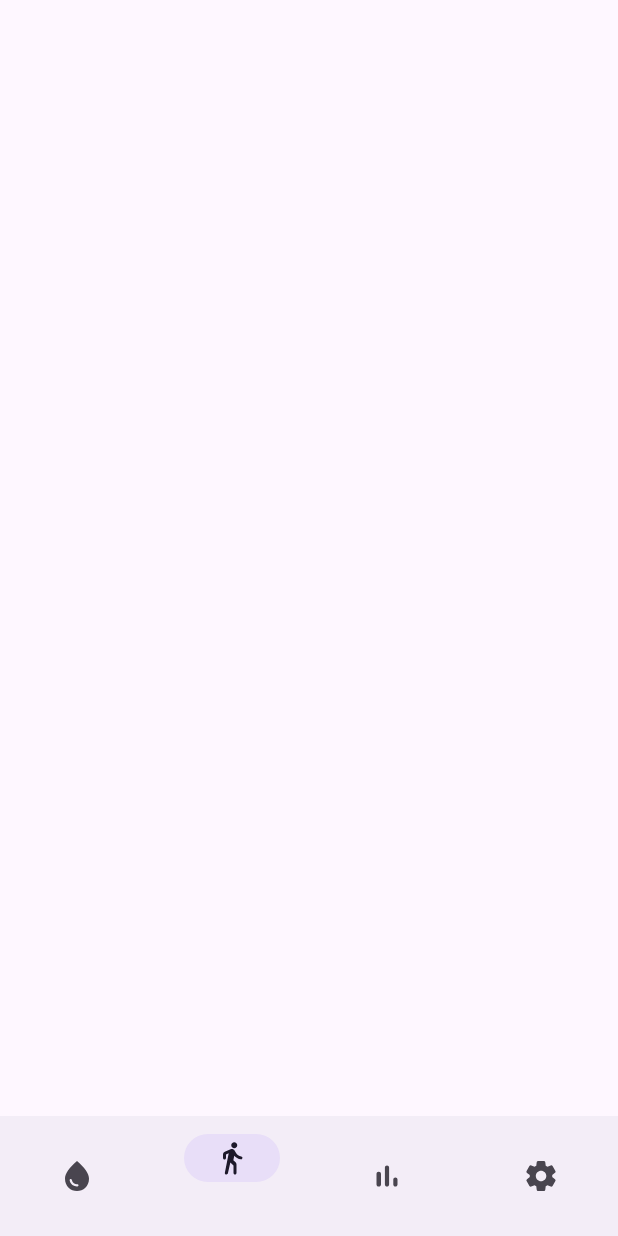
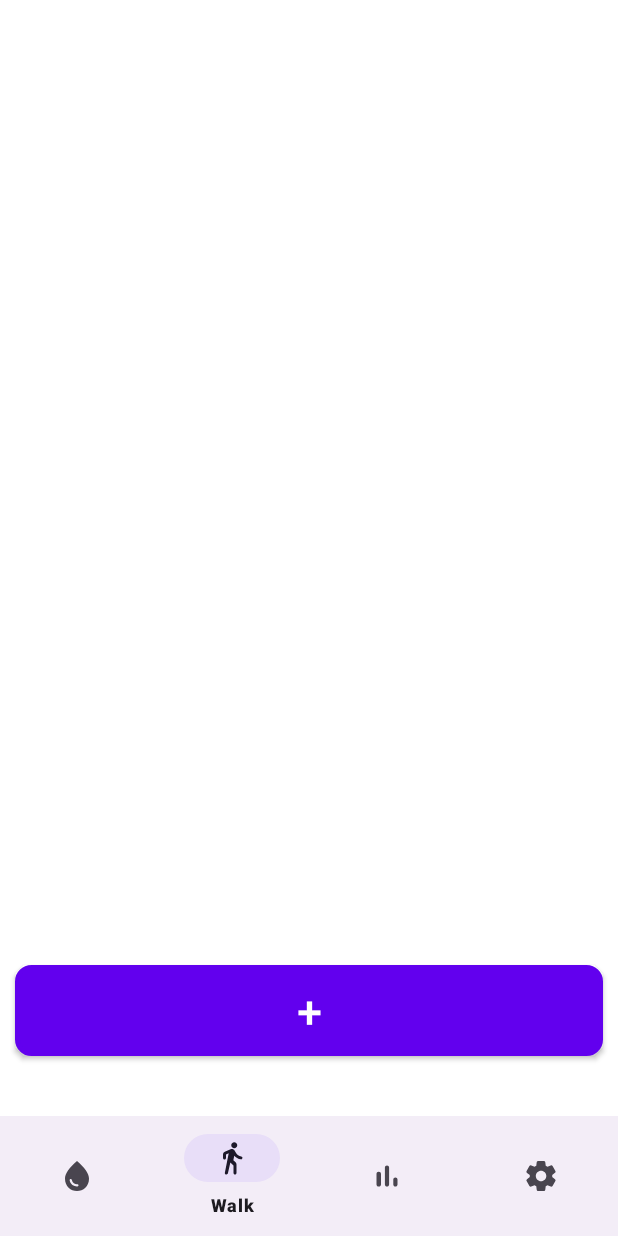
Before and after one commit to Q5dis/S2water, an Android app: the screen it shows after launch (MainActivity), item 2 of the bottom bar chosen, on a phone screen of 412 x 824 dp. Run offline under Robolectric (Android 15) with nearby library versions, the light colour scheme and no system bars.

Commit message:
third commit - bottom nav error fixed - add button on walk page

```diff
--- a/app/build.gradle.kts
+++ b/app/build.gradle.kts
@@ -40,7 +40,7 @@
 
 
 dependencies {
-
+    implementation("com.google.android.material:material:1.9.0")
     implementation(libs.appcompat)
     implementation(libs.material)
     implementation(libs.activity)
--- a/app/src/main/AndroidManifest.xml
+++ b/app/src/main/AndroidManifest.xml
@@ -1,8 +1,11 @@
 <?xml version="1.0" encoding="utf-8"?>
 <manifest xmlns:android="http://schemas.android.com/apk/res/android"
     xmlns:tools="http://schemas.android.com/tools">
+    <!-- android:theme="@style/Theme.S2water__BW" -->
+    <uses-permission android:name="android.permission.ACTIVITY_RECOGNITION"/>
 
     <application
+        android:theme="@style/Theme.S2water__BW"
         android:allowBackup="true"
         android:dataExtractionRules="@xml/data_extraction_rules"
         android:fullBackupContent="@xml/backup_rules"
@@ -10,8 +13,8 @@
         android:label="@string/app_name"
         android:roundIcon="@mipmap/ic_launcher_round"
         android:supportsRtl="true"
-        android:theme="@style/Theme.S2water__BW"
-        tools:targetApi="31">
+        tools:targetApi="31"
+        >
         <activity
             android:name=".MainActivity"
             android:exported="true">
--- a/app/src/main/java/com/olcp2/s2water__bw/HomeFragment.java
+++ b/app/src/main/java/com/olcp2/s2water__bw/HomeFragment.java
@@ -1,7 +1,16 @@
 package com.olcp2.s2water__bw;
 
+import android.os.Bundle;
+import android.view.LayoutInflater;
+import android.view.View;
+import android.view.ViewGroup;
 import androidx.fragment.app.Fragment;
 
 public class HomeFragment extends Fragment {
-    // 프래그먼트 구현
+
+    @Override
+    public View onCreateView(LayoutInflater inflater, ViewGroup container, Bundle savedInstanceState) {
+        // Inflate the layout for this fragment
+        return inflater.inflate(R.layout.fragment_home, container, false);
+    }
 }
--- a/app/src/main/java/com/olcp2/s2water__bw/MainActivity.java
+++ b/app/src/main/java/com/olcp2/s2water__bw/MainActivity.java
@@ -1,22 +1,16 @@
 package com.olcp2.s2water__bw;
 
 import android.os.Bundle;
-
-import androidx.activity.EdgeToEdge;
 import androidx.appcompat.app.AppCompatActivity;
-import androidx.core.graphics.Insets;
-import androidx.core.view.ViewCompat;
-import androidx.core.view.WindowInsetsCompat;
 import androidx.fragment.app.Fragment;
 import androidx.fragment.app.FragmentManager;
 import androidx.fragment.app.FragmentTransaction;
+import com.google.android.material.bottomnavigation.BottomNavigationView;
 import com.olcp2.s2water__bw.databinding.ActivityMainBinding;
-
 
 public class MainActivity extends AppCompatActivity {
 
-    ActivityMainBinding binding;
-
+    private ActivityMainBinding binding;
 
     @Override
     protected void onCreate(Bundle savedInstanceState) {
@@ -24,23 +18,28 @@
         binding = ActivityMainBinding.inflate(getLayoutInflater());
         setContentView(binding.getRoot());
 
-        replaceFragment(new HomeFragment());
+        // Set the default fragment
+        if (savedInstanceState == null) {
+            replaceFragment(new HomeFragment());
+        }
 
-        binding.bottomNavigationView.setOnItemReselectedListener(item -> {
-
-            switch (item.getItemId()){
+        // Set up BottomNavigationView listener
+        binding.bottomNavigationView.setOnItemSelectedListener(item -> {
+            switch (item.getItemId()) {
                 case R.id.home:
                     replaceFragment(new HomeFragment());
-                    break;
+                    return true;
                 case R.id.walk:
                     replaceFragment(new WalkFragment());
-                    break;
+                    return true;
                 case R.id.stats:
                     replaceFragment(new StatsFragment());
-                    break;
+                    return true;
                 case R.id.setting:
                     replaceFragment(new SettingFragment());
-                    break;
+                    return true;
+                default:
+                    return false;
             }
         });
     }
@@ -51,5 +50,4 @@
         fragmentTransaction.replace(R.id.frame_layout, fragment);
         fragmentTransaction.commit();
     }
-
 }
--- a/app/src/main/java/com/olcp2/s2water__bw/SettingFragment.java
+++ b/app/src/main/java/com/olcp2/s2water__bw/SettingFragment.java
@@ -1,7 +1,16 @@
 package com.olcp2.s2water__bw;
 
+import android.os.Bundle;
+import android.view.LayoutInflater;
+import android.view.View;
+import android.view.ViewGroup;
 import androidx.fragment.app.Fragment;
 
 public class SettingFragment extends Fragment {
-    // 프래그먼트 구현
+
+    @Override
+    public View onCreateView(LayoutInflater inflater, ViewGroup container, Bundle savedInstanceState) {
+        // Inflate the layout for this fragment
+        return inflater.inflate(R.layout.fragment_setting, container, false);
+    }
 }
--- a/app/src/main/java/com/olcp2/s2water__bw/StatsFragment.java
+++ b/app/src/main/java/com/olcp2/s2water__bw/StatsFragment.java
@@ -1,7 +1,16 @@
 package com.olcp2.s2water__bw;
 
+import android.os.Bundle;
+import android.view.LayoutInflater;
+import android.view.View;
+import android.view.ViewGroup;
 import androidx.fragment.app.Fragment;
 
 public class StatsFragment extends Fragment {
-    // 프래그먼트 구현
+
+    @Override
+    public View onCreateView(LayoutInflater inflater, ViewGroup container, Bundle savedInstanceState) {
+        // Inflate the layout for this fragment
+        return inflater.inflate(R.layout.fragment_stats, container, false);
+    }
 }
--- a/app/src/main/java/com/olcp2/s2water__bw/WalkFragment.java
+++ b/app/src/main/java/com/olcp2/s2water__bw/WalkFragment.java
@@ -1,7 +1,16 @@
 package com.olcp2.s2water__bw;
 
+import android.os.Bundle;
+import android.view.LayoutInflater;
+import android.view.View;
+import android.view.ViewGroup;
 import androidx.fragment.app.Fragment;
 
 public class WalkFragment extends Fragment {
-    // 프래그먼트 구현
+
+    @Override
+    public View onCreateView(LayoutInflater inflater, ViewGroup container, Bundle savedInstanceState) {
+        // Inflate the layout for this fragment
+        return inflater.inflate(R.layout.fragment_walk, container, false);
+    }
 }
--- /dev/null
+++ b/app/src/main/java/com/olcp2/s2water__bw/Walk_Step.java
@@ -0,0 +1,7 @@
+package com.olcp2.s2water__bw;
+
+import androidx.fragment.app.Fragment;
+
+public class Walk_Step extends Fragment {
+    // 프래그먼트 구현
+}
--- /dev/null
+++ b/app/src/main/res/drawable/wide_button.xml
@@ -0,0 +1,8 @@
+<?xml version="1.0" encoding="utf-8"?>
+<shape android:shape="rectangle"
+    xmlns:android="http://schemas.android.com/apk/res/android">
+    <solid android:color="#ffffff"/>
+    <corners android:radius="9dp"/>
+    <stroke android:color="#2643ff"/>
+    <stroke android:width="3dp"/>
+</shape>
--- a/app/src/main/res/layout/activity_main.xml
+++ b/app/src/main/res/layout/activity_main.xml
@@ -1,4 +1,3 @@
-<?xml version="1.0" encoding="utf-8"?>
 <androidx.constraintlayout.widget.ConstraintLayout xmlns:android="http://schemas.android.com/apk/res/android"
     xmlns:app="http://schemas.android.com/apk/res-auto"
     xmlns:tools="http://schemas.android.com/tools"
@@ -14,17 +13,13 @@
         app:layout_constraintBottom_toTopOf="@+id/bottomNavigationView"
         app:layout_constraintEnd_toEndOf="parent"
         app:layout_constraintStart_toStartOf="parent"
-        app:layout_constraintTop_toTopOf="parent">
-
-    </FrameLayout>
+        app:layout_constraintTop_toTopOf="parent" />
 
     <com.google.android.material.bottomnavigation.BottomNavigationView
         android:id="@+id/bottomNavigationView"
         android:layout_width="match_parent"
         android:layout_height="wrap_content"
         app:layout_constraintBottom_toBottomOf="parent"
-        app:layout_constraintEnd_toEndOf="parent"
-        app:layout_constraintStart_toStartOf="parent"
-        app:menu="@menu/bottom_nav_menu"/>
+        app:menu="@menu/bottom_nav_menu" />
 
 </androidx.constraintlayout.widget.ConstraintLayout>
--- a/app/src/main/res/layout/fragment_walk.xml
+++ b/app/src/main/res/layout/fragment_walk.xml
@@ -5,12 +5,23 @@
     android:layout_height="match_parent"
     tools:context=".WalkFragment">
 
-    <!-- TODO: Update blank fragment layout -->
-    <TextView
-        android:layout_width="wrap_content"
+    <Button
+        android:onClick="fragment_walk__step"
+        android:id="@+id/createWS"
+        style="@style/CustomButtonStyle"
+        android:layout_width="match_parent"
         android:layout_height="wrap_content"
-        android:text="Walk Page"
-        android:textSize="20dp"
-        android:layout_gravity="center"/>
+        android:layout_gravity="bottom"
+        android:layout_marginLeft="10dp"
+        android:layout_marginRight="10dp"
+        android:layout_marginBottom="40dp"
+        android:text="+"
+        android:textColor="@color/white"
+        android:textColorHint="@color/white"
+        android:textColorHighlight="@color/white"
+        android:background="@drawable/wide_button"
+        android:textSize="30sp" />
+
+
 
 </FrameLayout>
--- a/app/src/main/res/menu/bottom_nav_menu.xml
+++ b/app/src/main/res/menu/bottom_nav_menu.xml
@@ -1,16 +1,19 @@
 <?xml version="1.0" encoding="utf-8"?>
 <menu xmlns:android="http://schemas.android.com/apk/res/android">
-
-    <item android:title=""
+    <item
+        android:id="@+id/home"
         android:icon="@drawable/home"
-        android:id="@+id/home"/>
-    <item android:title=""
+        android:title="Home" />
+    <item
+        android:id="@+id/walk"
         android:icon="@drawable/walk"
-        android:id="@+id/walk"/>
-    <item android:title=""
+        android:title="Walk" />
+    <item
+        android:id="@+id/stats"
         android:icon="@drawable/stats"
-        android:id="@+id/stats"/>
-    <item android:title=""
+        android:title="Stats" />
+    <item
+        android:id="@+id/setting"
         android:icon="@drawable/setting"
-        android:id="@+id/setting"/>
+        android:title="Settings" />
 </menu>
--- a/app/src/main/res/values/colors.xml
+++ b/app/src/main/res/values/colors.xml
@@ -2,4 +2,12 @@
 <resources>
     <color name="black">#FF000000</color>
     <color name="white">#FFFFFFFF</color>
+    <color name="colorPrimary">#6200EE</color>
+    <color name="colorOnPrimary">#FFFFFF</color>
+    <color name="colorSecondary">#03DAC5</color>
+    <color name="colorOnSecondary">#000000</color>
+    <color name="colorPrimaryContainer">#BB86FC</color>
+    <color name="colorOnPrimaryContainer">#3700B3</color>
+    <color name="textColorPrimary">#212121</color>
+    <color name="windowBackground">#FFFFFF</color>
 </resources>
--- /dev/null
+++ b/app/src/main/res/values/styles.xml
@@ -0,0 +1,8 @@
+<?xml version="1.0" encoding="utf-8"?>
+<resources>
+    <style name="CustomButtonStyle" parent="Widget.MaterialComponents.Button">
+        <item name="android:background">#2643FF</item>
+        <item name="android:textColor">#FFFFFF</item>
+    </style>
+
+</resources>
--- a/app/src/main/res/values/themes.xml
+++ b/app/src/main/res/values/themes.xml
@@ -1,9 +1,21 @@
 <resources xmlns:tools="http://schemas.android.com/tools">
     <!-- Base application theme. -->
-    <style name="Base.Theme.S2water__BW" parent="Theme.Material3.DayNight.NoActionBar">
+    <style name="Base.Theme.S2water__BW" parent="Theme.Material3.Light.NoActionBar">
         <!-- Customize your light theme here. -->
-        <!-- <item name="colorPrimary">@color/my_light_primary</item> -->
+        <!-- Primary color palette -->
+        <item name="colorPrimary">@color/colorPrimary</item>
+        <item name="colorOnPrimary">@color/colorOnPrimary</item>
+        <item name="colorSecondary">@color/colorSecondary</item>
+        <item name="colorOnSecondary">@color/colorOnSecondary</item>
+        <item name="colorPrimaryContainer">@color/colorPrimaryContainer</item>
+        <item name="colorOnPrimaryContainer">@color/colorOnPrimaryContainer</item>
+
+        <!-- Other theme customizations -->
+        <item name="android:forceDarkAllowed" tools:targetApi="q">false</item>
+        <item name="android:textColorPrimary">@color/textColorPrimary</item>
+        <item name="android:windowBackground">@color/windowBackground</item>
     </style>
 
+    <!-- App Theme -->
     <style name="Theme.S2water__BW" parent="Base.Theme.S2water__BW" />
 </resources>
--- a/build.gradle.kts
+++ b/build.gradle.kts
@@ -1,4 +1,5 @@
 // Top-level build file where you can add configuration options common to all sub-projects/modules.
+
 plugins {
     alias(libs.plugins.android.application) apply false
 }
```
